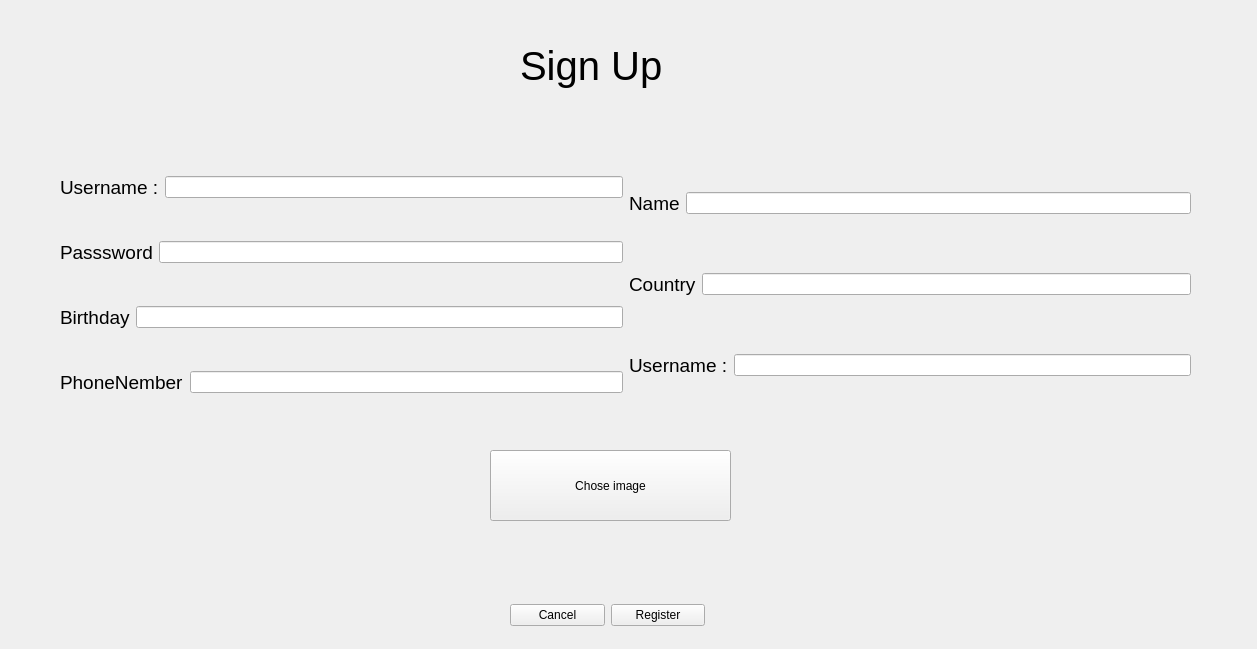
MohammadrezaAldaghi/X, file X/signupPersonalUser.ui: the form before one commit.
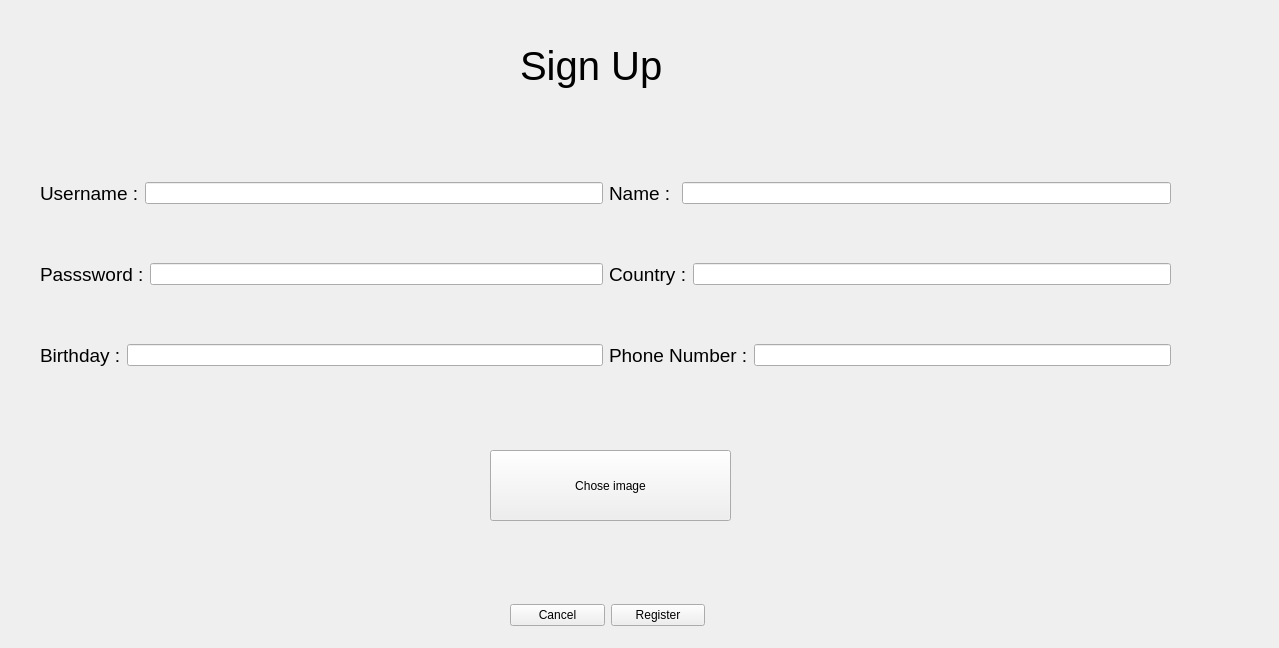
The form after the commit.

```diff
--- a/X/signupPersonalUser.ui
+++ b/X/signupPersonalUser.ui
@@ -6,8 +6,8 @@
    <rect>
     <x>0</x>
     <y>0</y>
-    <width>1257</width>
-    <height>649</height>
+    <width>1279</width>
+    <height>648</height>
    </rect>
   </property>
   <property name="windowTitle">
@@ -31,11 +31,11 @@
     <string>Sign Up</string>
    </property>
   </widget>
-  <widget class="QWidget" name="">
+  <widget class="QWidget" name="layoutWidget">
    <property name="geometry">
     <rect>
-     <x>60</x>
-     <y>140</y>
+     <x>40</x>
+     <y>130</y>
      <width>1131</width>
      <height>291</height>
     </rect>
@@ -72,7 +72,7 @@
            </font>
           </property>
           <property name="text">
-           <string>Passsword</string>
+           <string>Passsword :</string>
           </property>
          </widget>
         </item>
@@ -91,7 +91,7 @@
            </font>
           </property>
           <property name="text">
-           <string>Birthday</string>
+           <string>Birthday :</string>
           </property>
          </widget>
         </item>
@@ -100,25 +100,6 @@
         </item>
        </layout>
       </item>
-      <item>
-       <layout class="QHBoxLayout" name="horizontalLayout_12">
-        <item>
-         <widget class="QLabel" name="PhoneNemberlabel">
-          <property name="font">
-           <font>
-            <pointsize>14</pointsize>
-           </font>
-          </property>
-          <property name="text">
-           <string>PhoneNember</string>
-          </property>
-         </widget>
-        </item>
-        <item>
-         <widget class="QLineEdit" name="PhoneNemberLineEdit"/>
-        </item>
-       </layout>
-      </item>
      </layout>
     </item>
     <item>
@@ -133,7 +114,7 @@
            </font>
           </property>
           <property name="text">
-           <string>Name</string>
+           <string>Name : </string>
           </property>
          </widget>
         </item>
@@ -152,7 +133,7 @@
            </font>
           </property>
           <property name="text">
-           <string>Country</string>
+           <string>Country :</string>
           </property>
          </widget>
         </item>
@@ -171,7 +152,7 @@
            </font>
           </property>
           <property name="text">
-           <string>Username :</string>
+           <string>Phone Number :</string>
           </property>
          </widget>
         </item>
@@ -197,7 +178,7 @@
     <string>Chose image</string>
    </property>
   </widget>
-  <widget class="QWidget" name="">
+  <widget class="QWidget" name="layoutWidget">
    <property name="geometry">
     <rect>
      <x>510</x>
```
Left out of the diff: 4 changed lines with no effect on the pictures.
